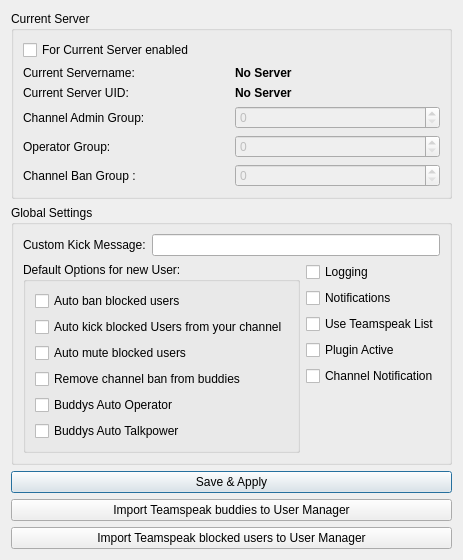
Qt form User-Manager.ui (alex720/user-manager) before a commit.
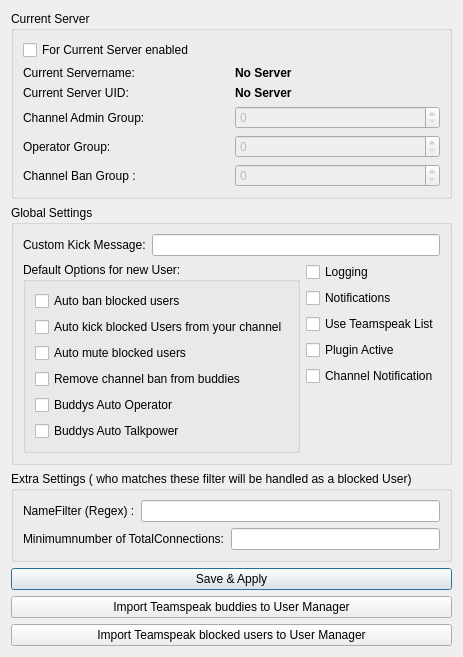
The same form after that commit.

Commit message: added minium total connection and regex name identification

```diff
--- a/User-Manager.ui
+++ b/User-Manager.ui
@@ -7,7 +7,7 @@
     <x>0</x>
     <y>0</y>
     <width>412</width>
-    <height>523</height>
+    <height>599</height>
    </rect>
   </property>
   <property name="windowTitle">
@@ -326,6 +326,43 @@
      </layout>
     </widget>
    </item>
+   <item>
+    <widget class="QGroupBox" name="groupBox3_2">
+     <property name="title">
+      <string>Extra Settings ( who matches these filter will be handled as a blocked User)</string>
+     </property>
+     <layout class="QVBoxLayout" name="verticalLayout_7">
+      <item>
+       <layout class="QHBoxLayout" name="horizontalLayout_9">
+        <item>
+         <widget class="QLabel" name="label_7">
+          <property name="text">
+           <string>NameFilter (Regex) :</string>
+          </property>
+         </widget>
+        </item>
+        <item>
+         <widget class="QLineEdit" name="NameFilter"/>
+        </item>
+       </layout>
+      </item>
+      <item>
+       <layout class="QHBoxLayout" name="horizontalLayout_8">
+        <item>
+         <widget class="QLabel" name="label">
+          <property name="text">
+           <string>Minimumnumber of TotalConnections:</string>
+          </property>
+         </widget>
+        </item>
+        <item>
+         <widget class="QLineEdit" name="minimumNumberofTotalConnections"/>
+        </item>
+       </layout>
+      </item>
+     </layout>
+    </widget>
+   </item>
    <item>
     <spacer name="verticalSpacer_2">
      <property name="orientation">
```
The commit also changes 7 other files.
